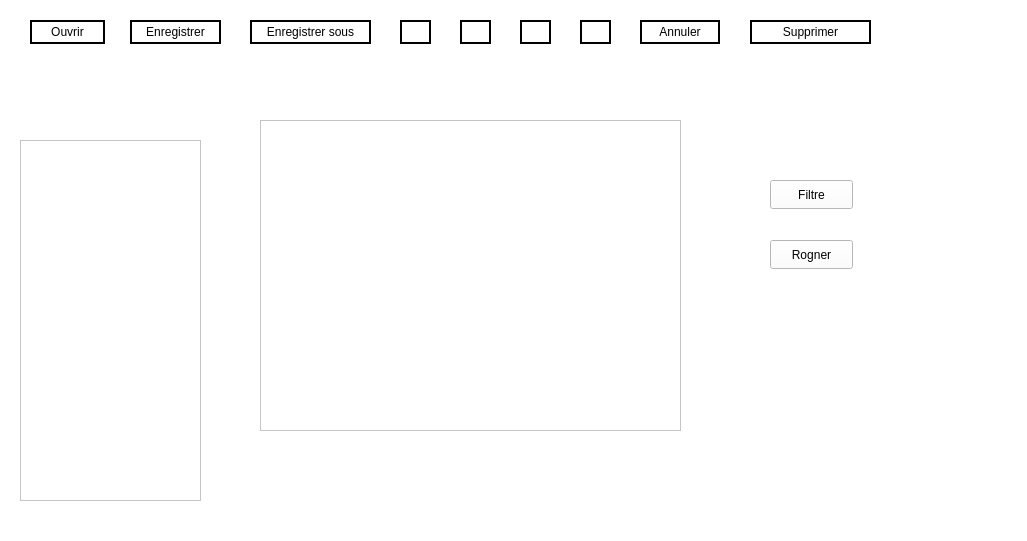
First picture: the form in imagedit.ui, repository NesrineGhannay/ImagEdit, before the edit.
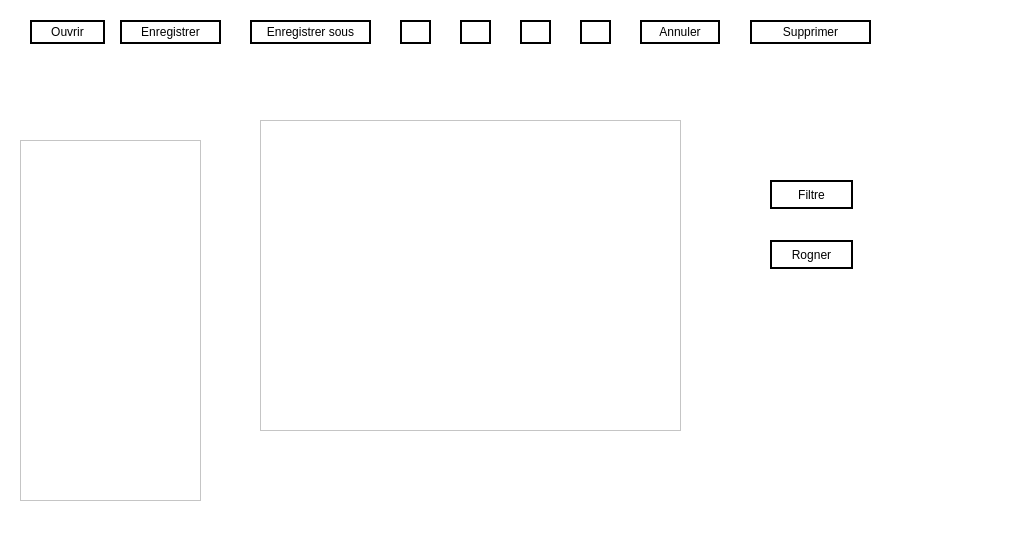
Second picture: the form after the edit. Icons and pictures are not drawn.

Commit message: Connection done Btn BlackAndWhite filter

Diff of the .ui file:
```diff
--- a/imagedit.ui
+++ b/imagedit.ui
@@ -59,9 +59,9 @@
    <widget class="QPushButton" name="save">
     <property name="geometry">
      <rect>
-      <x>130</x>
+      <x>120</x>
       <y>20</y>
-      <width>91</width>
+      <width>101</width>
       <height>24</height>
      </rect>
     </property>
@@ -257,6 +257,9 @@
       <height>29</height>
      </rect>
     </property>
+    <property name="styleSheet">
+     <string notr="true">border: 2px solid black;</string>
+    </property>
     <property name="text">
      <string>Filtre</string>
     </property>
@@ -270,6 +273,9 @@
       <height>29</height>
      </rect>
     </property>
+    <property name="styleSheet">
+     <string notr="true">border: 2px solid black;</string>
+    </property>
     <property name="text">
      <string>Rogner</string>
     </property>
```
Left out of the diff: 8 changed lines with no effect on the pictures. The commit also changes 7 other files.
